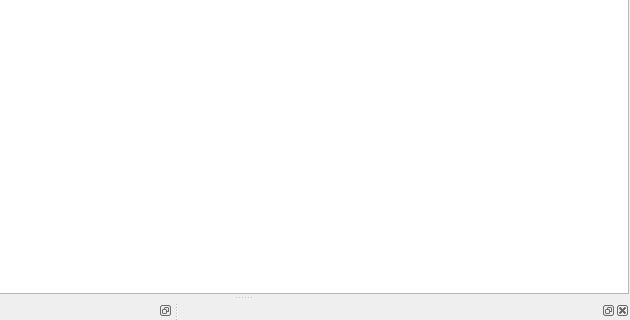
First picture: the form in projects/irc_tests/app_client/src/main_wnd.ui, repository z80/robocam, before the edit; both pictures show x 145 to 775 and y 257 to 577 of the 775 by 577 pixel window.
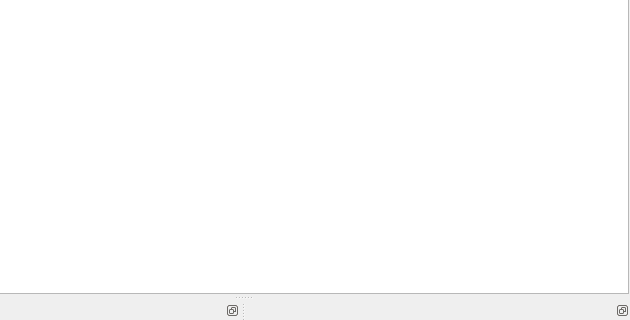
Second picture: the form after the edit. Custom widgets are drawn as their Qt base class.

Commit message: Image size is adjusted when QGraphicsView is resized. Added power control button for debugging.

Patch:
```diff
--- a/projects/irc_tests/app_client/src/main_wnd.ui
+++ b/projects/irc_tests/app_client/src/main_wnd.ui
@@ -70,6 +70,9 @@
    </widget>
   </widget>
   <widget class="QDockWidget" name="btnsDw">
+   <property name="features">
+    <set>QDockWidget::DockWidgetFloatable|QDockWidget::DockWidgetMovable</set>
+   </property>
    <attribute name="dockWidgetArea">
     <number>8</number>
    </attribute>
```
Left out of the diff: 16 changed lines with no effect on the pictures. The commit also changes 3 other files.
